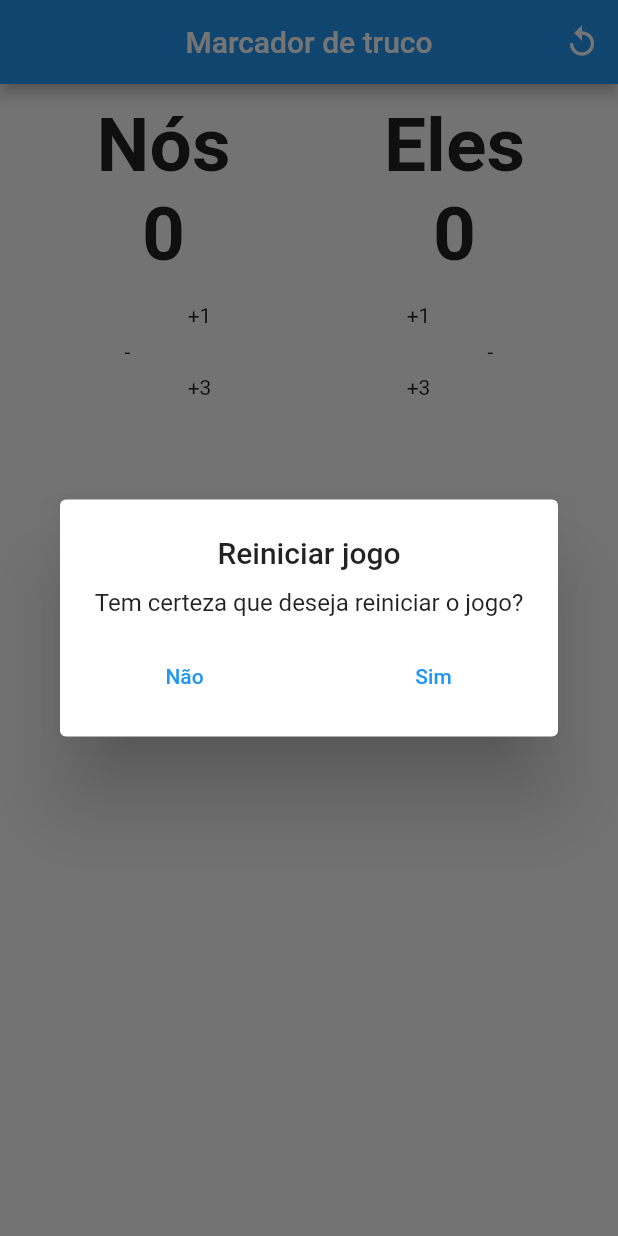
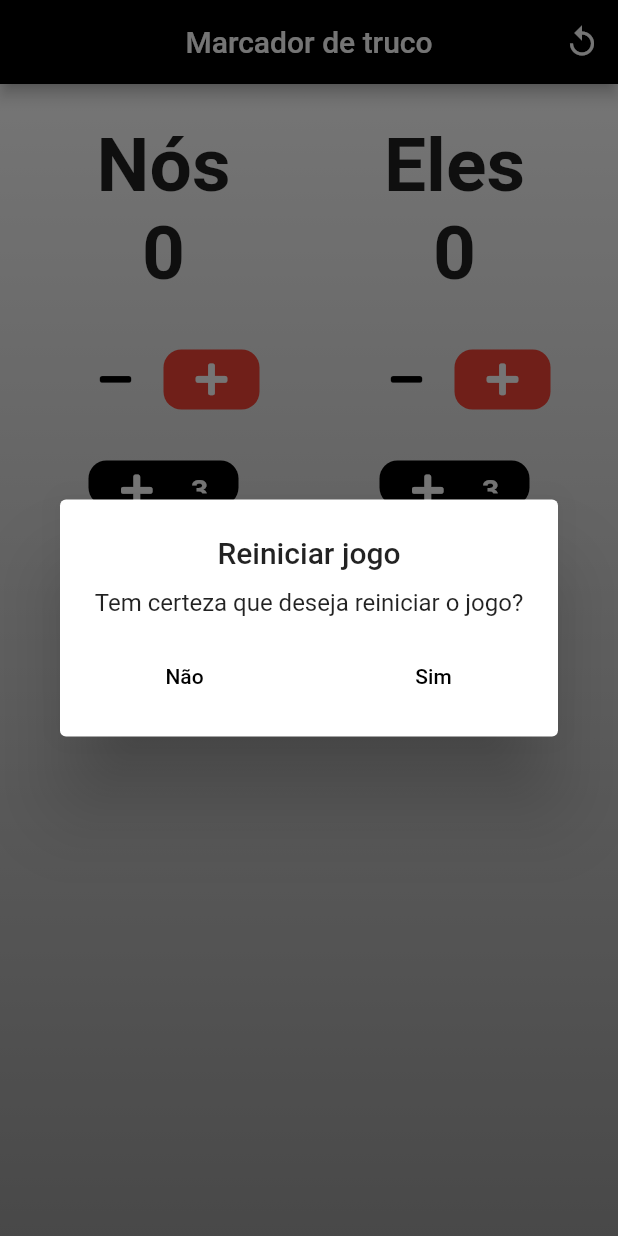
Before and after one commit to CangianiJr/marcador_truco, a Flutter app: the screen it shows after launch, after a tap on the "replay" icon, on a phone screen of 412 x 824 dp. Run offline on Flutter 3.47's test engine with Material 2 defaults, Android fonts, the light colour scheme and no system bars.

Commit message:
Página marcador pronta

```diff
--- /dev/null
+++ b/lib/app/icons/marcador_truco_icons_icons.dart
@@ -0,0 +1,39 @@
+/// Flutter icons MarcadorTrucoIcons
+/// Copyright (C) 2022 by original authors @ fluttericon.com, fontello.com
+/// This font was generated by FlutterIcon.com, which is derived from Fontello.
+///
+/// To use this font, place it in your fonts/ directory and include the
+/// following in your pubspec.yaml
+///
+/// flutter:
+///   fonts:
+///    - family:  MarcadorTrucoIcons
+///      fonts:
+///       - asset: fonts/MarcadorTrucoIcons.ttf
+///
+///
+/// * RPG Awesome, Copyright (c) 2014, Daniela Howe
+///         Author:    Daniela Howe & Ivan Montiel
+///         License:   SIL (http://scripts.sil.org/OFL)
+///         Homepage:  http://nagoshiashumari.github.io/Rpg-Awesome/
+/// * Font Awesome 5, Copyright (C) 2016 by Dave Gandy
+///         Author:    Dave Gandy
+///         License:   SIL (https://github.com/FortAwesome/Font-Awesome/blob/master/LICENSE.txt)
+///         Homepage:  http://fortawesome.github.com/Font-Awesome/
+///
+import 'package:flutter/widgets.dart';
+
+class MarcadorTrucoIcons {
+  MarcadorTrucoIcons._();
+
+  static const _kFontFam = 'MarcadorTrucoIcons';
+  static const String? _kFontPkg = null;
+
+  static const IconData clovers = IconData(0xe96c, fontFamily: _kFontFam, fontPackage: _kFontPkg);
+  static const IconData diamonds = IconData(0xe994, fontFamily: _kFontFam, fontPackage: _kFontPkg);
+  static const IconData hearts = IconData(0xe9fa, fontFamily: _kFontFam, fontPackage: _kFontPkg);
+  static const IconData spades = IconData(0xeaaa, fontFamily: _kFontFam, fontPackage: _kFontPkg);
+  static const IconData redo = IconData(0xf01e, fontFamily: _kFontFam, fontPackage: _kFontPkg);
+  static const IconData plus = IconData(0xf067, fontFamily: _kFontFam, fontPackage: _kFontPkg);
+  static const IconData minus = IconData(0xf068, fontFamily: _kFontFam, fontPackage: _kFontPkg);
+}
--- a/lib/app/pages/marcador_page.dart
+++ b/lib/app/pages/marcador_page.dart
@@ -1,7 +1,7 @@
 import 'package:flutter/material.dart';
 import 'package:marcador_truco/app/constants/times_constants.dart';
+import 'package:marcador_truco/app/icons/marcador_truco_icons_icons.dart';
 import 'package:marcador_truco/app/pages/resultado_page.dart';
-import 'package:marcador_truco/app/rotinas/pontuacao_rotina.dart';
 
 class MarcadorPage extends StatefulWidget {
   const MarcadorPage({Key? key}) : super(key: key);
@@ -21,8 +21,6 @@ class _MarcadorPageState extends State<MarcadorPage> {
         if (_pontuacaoNos > 12) _pontuacaoNos = 12;
       });
 
-      PontuacaoRotina().atualizarPontuacaoNos(_pontuacaoNos);
-
       if (_pontuacaoNos >= 12) {
         Navigator.push(context, MaterialPageRoute(builder: (context) {
           return const ResultadoPage(vencedores: TimesConstants.nos);
@@ -33,8 +31,6 @@ class _MarcadorPageState extends State<MarcadorPage> {
         _pontuacaoEles += pontos;
         if (_pontuacaoEles > 12) _pontuacaoEles = 12;
       });
-
-      PontuacaoRotina().atualizarPontuacaoEles(_pontuacaoEles);
 
       if (_pontuacaoEles >= 12) {
         Navigator.push(context, MaterialPageRoute(builder: (context) {
@@ -52,7 +48,6 @@ class _MarcadorPageState extends State<MarcadorPage> {
       setState(() {
         _pontuacaoNos -= 1;
       });
-      PontuacaoRotina().atualizarPontuacaoNos(_pontuacaoNos);
     } else {
       if (_pontuacaoEles == 0) {
         return;
@@ -60,7 +55,6 @@ class _MarcadorPageState extends State<MarcadorPage> {
       setState(() {
         _pontuacaoEles -= 1;
       });
-      PontuacaoRotina().atualizarPontuacaoEles(_pontuacaoEles);
     }
   }
 
@@ -85,7 +79,12 @@ class _MarcadorPageState extends State<MarcadorPage> {
                     onPressed: () {
                       Navigator.pop(context);
                     },
-                    child: const Text("Não"),
+                    child: const Text(
+                      "Não",
+                      style: TextStyle(
+                        color: Colors.black,
+                      ),
+                    ),
                   ),
                   TextButton(
                     onPressed: () {
@@ -93,10 +92,14 @@ class _MarcadorPageState extends State<MarcadorPage> {
                         _pontuacaoEles = 0;
                         _pontuacaoNos = 0;
                       });
-                      PontuacaoRotina().reiniciarPontuacao();
                       Navigator.pop(context);
                     },
-                    child: const Text("Sim"),
+                    child: const Text(
+                      "Sim",
+                      style: TextStyle(
+                        color: Colors.black,
+                      ),
+                    ),
                   ),
                 ],
               )
@@ -119,12 +122,17 @@ class _MarcadorPageState extends State<MarcadorPage> {
             icon: const Icon(Icons.replay),
           ),
         ],
+        backgroundColor: Colors.black,
       ),
-      body: Padding(
-        padding: const EdgeInsets.all(12.0),
-        child: Column(
-          children: [
-            Row(
+      body: Container(
+        decoration: const BoxDecoration(
+            gradient: LinearGradient(
+                begin: Alignment.topCenter,
+                end: Alignment.bottomCenter,
+                colors: [Colors.white, Colors.grey])),
+        child: Padding(
+          padding: const EdgeInsets.fromLTRB(12, 25, 12, 12),
+          child: Row(
             mainAxisAlignment: MainAxisAlignment.spaceAround,
             children: [
               Column(
@@ -143,31 +151,67 @@ class _MarcadorPageState extends State<MarcadorPage> {
                       fontSize: 50,
                     ),
                   ),
+                  const SizedBox(height: 30),
                   Row(
                     children: [
-                        IconButton(
+                      TextButton(
                         onPressed: () {
                           _diminuirPontuacao(TimesConstants.nos);
                         },
-                          icon: const Text("-"),
+                        child: const Icon(
+                          MarcadorTrucoIcons.minus,
+                          color: Colors.black,
                         ),
-                        Column(
-                          children: [
-                            IconButton(
+                      ),
+                      TextButton(
+                        style: TextButton.styleFrom(
+                          backgroundColor: Colors.red,
+                          shape: RoundedRectangleBorder(
+                            borderRadius: BorderRadius.circular(12),
+                          ),
+                        ),
                         onPressed: () {
                           _aumentarPontuacao(TimesConstants.nos, 1);
                         },
-                              icon: const Text("+1"),
+                        child: const Icon(
+                          MarcadorTrucoIcons.plus,
+                          color: Colors.white,
                         ),
-                            IconButton(
+                      ),
+                    ],
+                  ),
+                  const SizedBox(height: 30),
+                  SizedBox(
+                    width: 100,
+                    height: 30,
+                    child: TextButton(
+                      style: TextButton.styleFrom(
+                        backgroundColor: Colors.black,
+                        shape: RoundedRectangleBorder(
+                          borderRadius: BorderRadius.circular(12),
+                        ),
+                      ),
                       onPressed: () {
                         _aumentarPontuacao(TimesConstants.nos, 3);
                       },
-                              icon: const Text("+3"),
+                      child: Row(
+                        mainAxisAlignment: MainAxisAlignment.spaceAround,
+                        children: const [
+                          Icon(
+                            MarcadorTrucoIcons.plus,
+                            color: Colors.white,
+                          ),
+                          Text(
+                            "3",
+                            style: TextStyle(
+                              fontWeight: FontWeight.bold,
+                              color: Colors.white,
+                              fontSize: 20,
+                            ),
                           ),
                         ],
                       ),
-                      ],
+                    ),
                   ),
                 ],
               ),
@@ -187,39 +231,74 @@ class _MarcadorPageState extends State<MarcadorPage> {
                       fontSize: 50,
                     ),
                   ),
+                  const SizedBox(height: 30),
                   Row(
                     children: [
-                        Column(
-                          children: [
-                            IconButton(
+                      TextButton(
+                        onPressed: () {
+                          _diminuirPontuacao(TimesConstants.eles);
+                        },
+                        child: const Icon(
+                          MarcadorTrucoIcons.minus,
+                          color: Colors.black,
+                        ),
+                      ),
+                      TextButton(
+                        style: TextButton.styleFrom(
+                          backgroundColor: Colors.red,
+                          shape: RoundedRectangleBorder(
+                            borderRadius: BorderRadius.circular(12),
+                          ),
+                        ),
                         onPressed: () {
                           _aumentarPontuacao(TimesConstants.eles, 1);
                         },
-                              icon: const Text("+1"),
+                        child: const Icon(
+                          MarcadorTrucoIcons.plus,
+                          color: Colors.white,
                         ),
-                            IconButton(
+                      ),
+                    ],
+                  ),
+                  const SizedBox(height: 30),
+                  SizedBox(
+                    height: 30,
+                    width: 100,
+                    child: TextButton(
+                      style: TextButton.styleFrom(
+                        backgroundColor: Colors.black,
+                        shape: RoundedRectangleBorder(
+                          borderRadius: BorderRadius.circular(12),
+                        ),
+                      ),
                       onPressed: () {
                         _aumentarPontuacao(TimesConstants.eles, 3);
                       },
-                              icon: const Text("+3"),
+                      child: Row(
+                        mainAxisAlignment: MainAxisAlignment.spaceAround,
+                        children: const [
+                          Icon(
+                            MarcadorTrucoIcons.plus,
+                            color: Colors.white,
+                          ),
+                          Text(
+                            "3",
+                            style: TextStyle(
+                              fontWeight: FontWeight.bold,
+                              color: Colors.white,
+                              fontSize: 20,
+                            ),
                           ),
                         ],
                       ),
-                        IconButton(
-                          onPressed: () {
-                            _diminuirPontuacao(TimesConstants.eles);
-                          },
-                          icon: const Text("-"),
                     ),
-                      ],
-                    ),
-                  ],
                   ),
                 ],
               ),
             ],
           ),
         ),
+      ),
     );
   }
 }
--- a/lib/app/pages/resultado_page.dart
+++ b/lib/app/pages/resultado_page.dart
@@ -1,6 +1,5 @@
 import 'package:flutter/material.dart';
 import 'package:marcador_truco/app/pages/marcador_page.dart';
-import 'package:marcador_truco/app/rotinas/pontuacao_rotina.dart';
 
 class ResultadoPage extends StatelessWidget {
   const ResultadoPage({Key? key, required this.vencedores}) : super(key: key);
@@ -20,7 +19,6 @@ class ResultadoPage extends StatelessWidget {
           Text(vencedores),
           TextButton(
             onPressed: () {
-              PontuacaoRotina().reiniciarPontuacao();
               Navigator.push(context, MaterialPageRoute(builder: (context) {
                 return const MarcadorPage();
               }));
--- a/lib/app/rotinas/pontuacao_rotina.dart
+++ /dev/null
@@ -1,44 +0,0 @@
-import 'package:marcador_truco/app/models/pontuacao_model.dart';
-import 'package:shared_preferences/shared_preferences.dart';
-
-class PontuacaoRotina {
-  static const String _pontuacaoNos = "pontuacaoNos";
-  static const String _pontuacaoEles = "pontuacaoEles";
-
-  Future<int>? pegaPontuacaoNos() async {
-    final prefs = await SharedPreferences.getInstance();
-    return prefs.getInt(_pontuacaoNos) ?? 0;
-  }
-
-  Future<int>? pegaPontuacaoEles() async {
-    final prefs = await SharedPreferences.getInstance();
-    return prefs.getInt(_pontuacaoEles) ?? 0;
-  }
-
-  Future<PontuacaoModel>? pegaPontuacao() async {
-    final prefs = await SharedPreferences.getInstance();
-
-    PontuacaoModel pontuacao = PontuacaoModel(
-      prefs.getInt(_pontuacaoNos),
-      prefs.getInt(_pontuacaoEles),
-    );
-
-    return pontuacao;
-  }
-
-  atualizarPontuacaoNos(int pontos) async {
-    final prefs = await SharedPreferences.getInstance();
-    prefs.setInt(_pontuacaoNos, pontos);
-  }
-
-  atualizarPontuacaoEles(int pontos) async {
-    final prefs = await SharedPreferences.getInstance();
-    prefs.setInt(_pontuacaoEles, pontos);
-  }
-
-  reiniciarPontuacao() async {
-    final prefs = await SharedPreferences.getInstance();
-    prefs.setInt(_pontuacaoNos, 0);
-    prefs.setInt(_pontuacaoEles, 0);
-  }
-}
```
Also changed, not shown: pubspec.yaml (+6 -7 lines), fonts/MarcadorTrucoIcons.ttf (added), pubspec.lock. Lines whose indentation alone changed are shown as unchanged.
